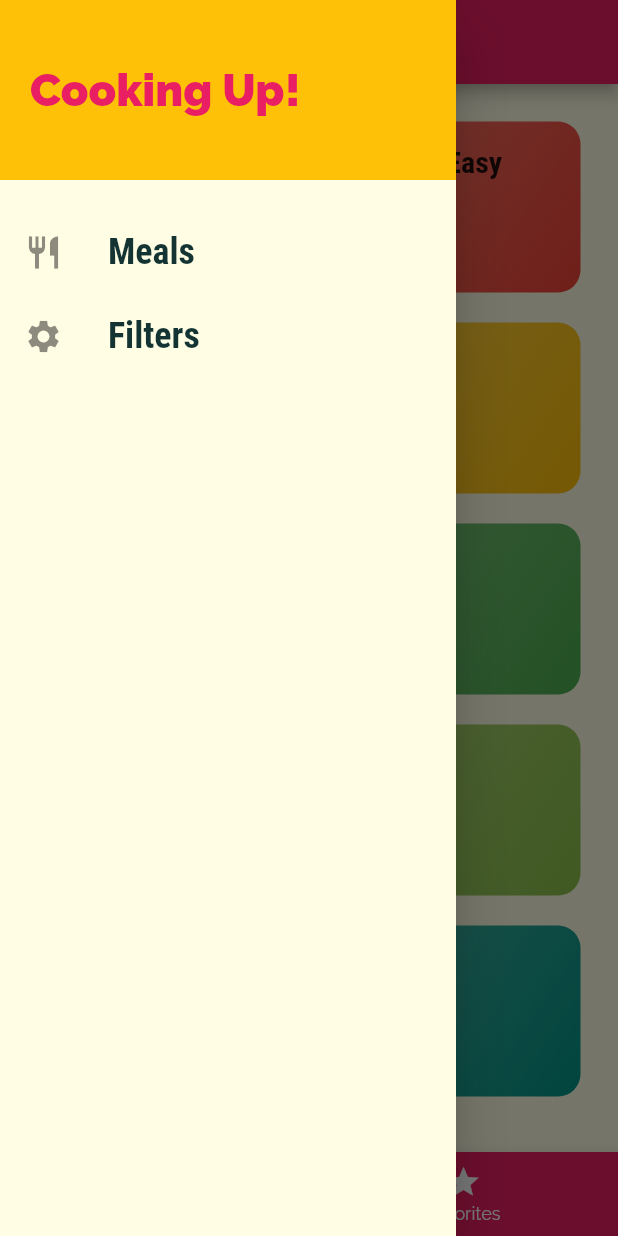
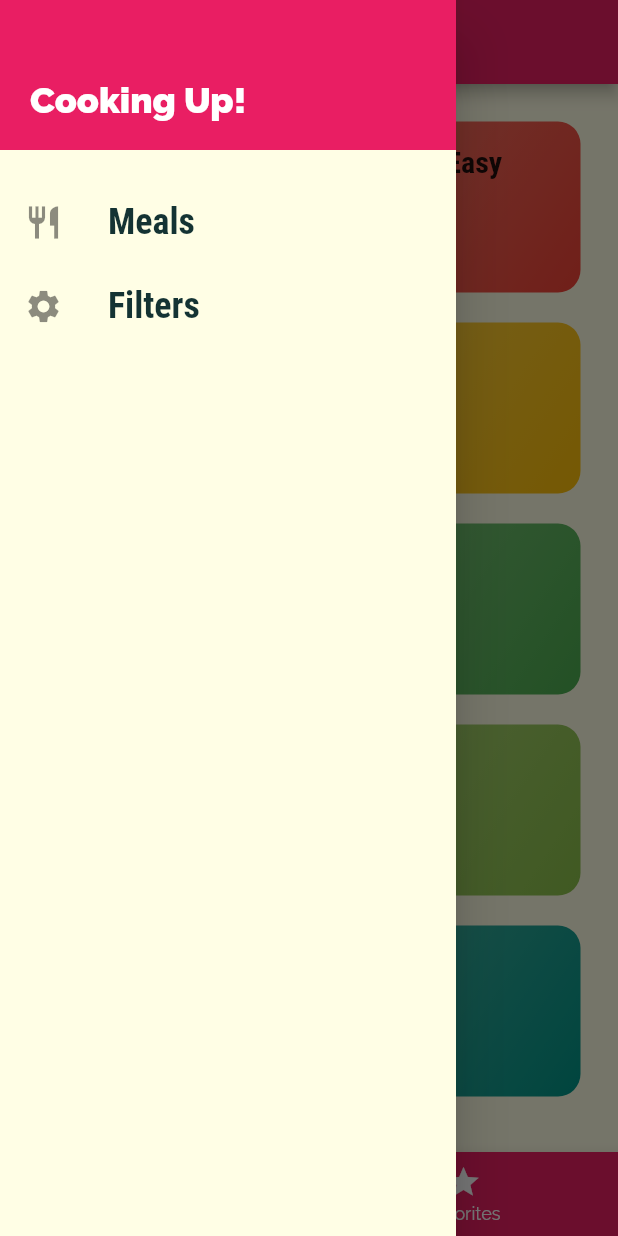
Before and after one commit to matheuslcandido/my_meals_flutter, a Flutter app: the screen it shows after launch, with the side drawer open, on a phone screen of 412 x 824 dp. Run offline on Flutter 3.47's test engine with Material 2 defaults, Android fonts, the phone set to English and light mode, and no system bars.

Commit message:
improving the layout of the DrawerScreen

```diff
--- a/lib/widgets/main_drawer.dart
+++ b/lib/widgets/main_drawer.dart
@@ -27,18 +27,23 @@ class MainDrawer extends StatelessWidget {
       child: Column(
         children: <Widget>[
           Container(
-            height: 120,
+            height: 100,
             width: double.infinity,
             padding: EdgeInsets.all(20),
             alignment: Alignment.centerLeft,
-            color: Theme.of(context).accentColor,
-            child: Text(
-              'Cooking Up!',
-              style: TextStyle(
-                fontWeight: FontWeight.w900,
-                fontSize: 30,
-                color: Theme.of(context).primaryColor,
-              ),
+            color: Theme.of(context).primaryColor,
+            child: Column(
+              mainAxisAlignment: MainAxisAlignment.end,
+              children: <Widget>[
+                Text(
+                  'Cooking Up!',
+                  style: TextStyle(
+                    fontWeight: FontWeight.w900,
+                    fontSize: 24,
+                    color: Colors.white,
+                  ),
+                ),
+              ],
             ),
           ),
           SizedBox(
```
